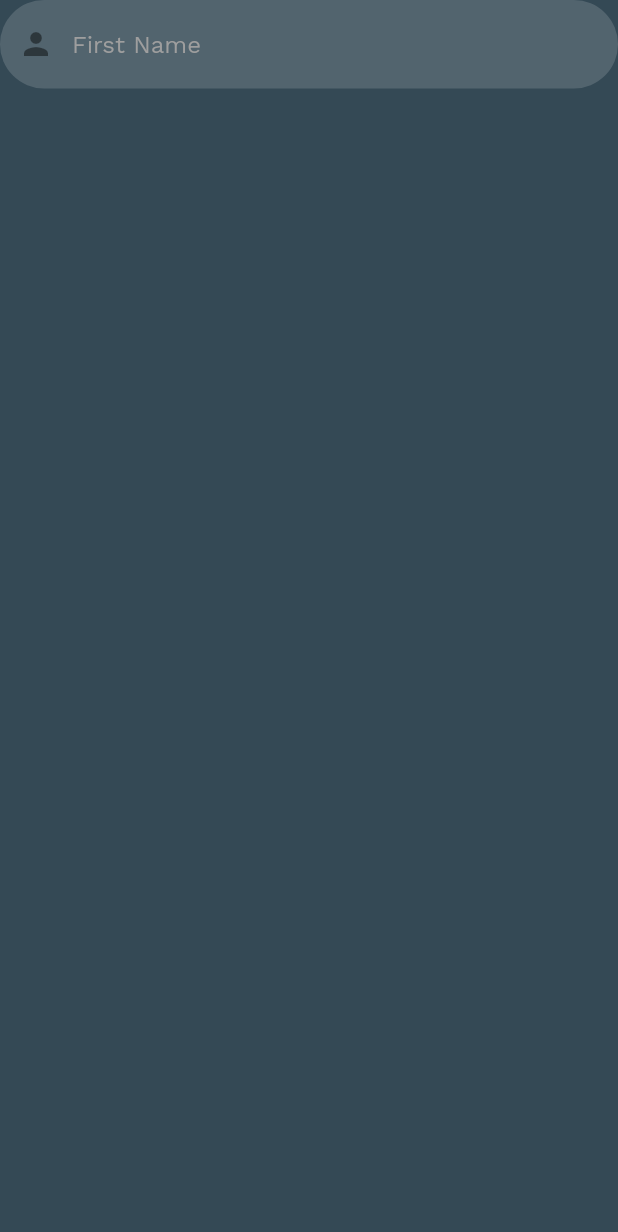
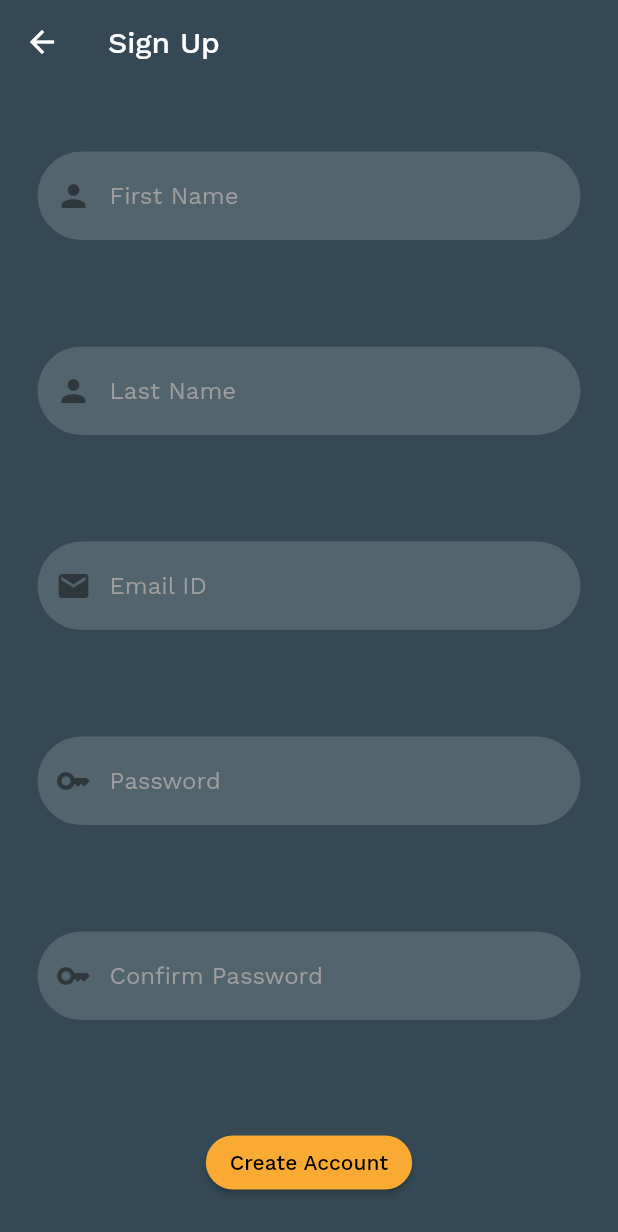
Before and after one commit to Parthiee/arxperience, a Flutter app: the SignUp screen opened by its route, on a phone screen of 412 x 824 dp. Shown: the top 1232 px of the screen. Run offline on Flutter 3.47's test engine with Material 2 defaults, Android fonts, the phone set to English and light mode, and no system bars; missing offline and left inert: ar_flutter_plugin.

Commit message:
sign up page

```diff
--- a/lib/pages/login.dart
+++ b/lib/pages/login.dart
@@ -102,7 +102,8 @@ class LoginPage extends StatelessWidget {
                         shape:
                             MaterialStateProperty.all<RoundedRectangleBorder>(
                                 RoundedRectangleBorder(
-                                    borderRadius: BorderRadius.circular(100)))),
+                                    borderRadius: BorderRadius.circular(100))
+                                    )),
                   ),
                 ),
                 SizedBox(height: 15),
@@ -140,7 +141,7 @@ class LoginPage extends StatelessWidget {
                 TextButton(
                     onPressed: () {
                       Navigator.of(context)
-                          .pushReplacementNamed('/home/signup');
+                          .pushNamed('/home/signup');
                     },
                     child: Text("Don't have an account? Create one!"))
               ],
--- a/lib/pages/signup.dart
+++ b/lib/pages/signup.dart
@@ -10,10 +10,68 @@ class SignUp extends StatelessWidget {
   @override
   Widget build(BuildContext context) {
     return Scaffold(
+      appBar: AppBar(
+        title: Text(
+          "Sign Up",
+          style: TextStyle(fontSize: 20),
+          textAlign: TextAlign.left,
+        ),
+        backgroundColor: AppColors.primary,
+        elevation: 0,
+      ),
       backgroundColor: AppColors.primary,
-      body: Column(children: [
-        newTextField(hintText: 'First Name', icon: Icon(Icons.person)),
-      ]),
+      body: SizedBox(
+        height: MediaQuery.of(context).size.height,
+        //width: ,
+        child: Padding(
+          padding: const EdgeInsets.all(25),
+          child: Column(mainAxisAlignment: MainAxisAlignment.center, children: [
+            SizedBox(
+              height: 20,
+            ),
+
+            newTextField(hintText: 'First Name', icon: Icon(Icons.person)),
+            Spacer(),
+            newTextField(hintText: 'Last Name', icon: Icon(Icons.person)),
+            Spacer(),
+            newTextField(hintText: 'Email ID', icon: Icon(Icons.mail)),
+            Spacer(),
+            newTextField(
+              hintText: 'Password',
+              icon: Icon(Icons.key),
+              hide_char: true,
+            ),
+            Spacer(),
+            newTextField(
+              hintText: 'Confirm Password',
+              icon: Icon(Icons.key),
+              hide_char: true,
+            ),
+            Spacer(),
+
+             Center(
+               child: ElevatedButton(
+                      onPressed: () {
+                        Navigator.of(context).pushReplacementNamed('/home');
+                      },
+                      child: Text(
+                        "Create Account",
+                        style: TextStyle(color: Colors.black),
+                      ),
+                      style: ButtonStyle(
+                          backgroundColor:
+                              MaterialStatePropertyAll(AppColors.secondary),
+                              shape:
+                              MaterialStateProperty.all<RoundedRectangleBorder>(
+                                  RoundedRectangleBorder(
+                                      borderRadius: BorderRadius.circular(100))),
+
+                    )
+               ),
+             )
+          ]),
+        ),
+      ),
     );
   }
 }
```
